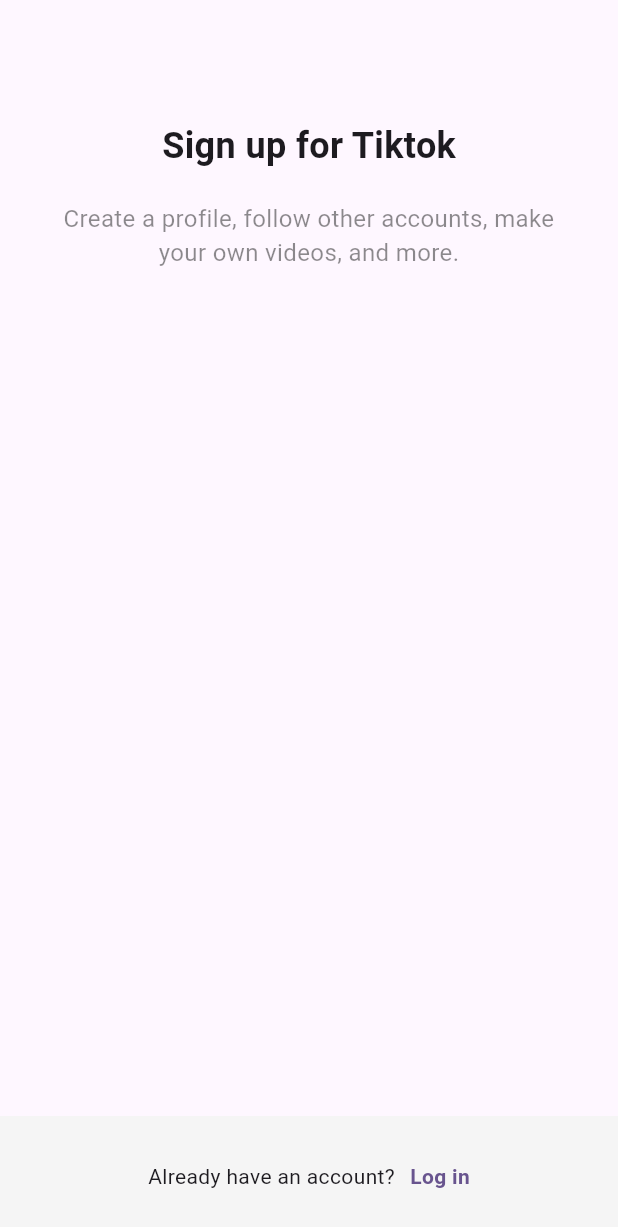
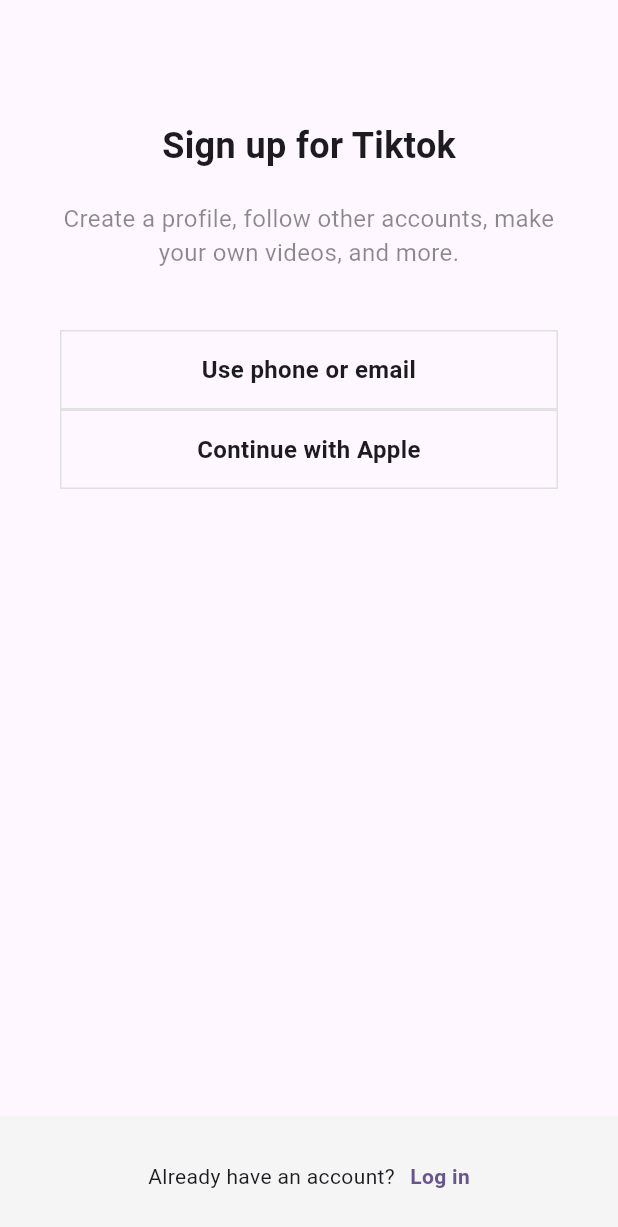
Before and after one commit to hwisaac/flutter_tiktok_clone, a Flutter app: the screen it shows after launch, on a phone screen of 412 x 824 dp. Shown: the top 1227 px of the screen. Run offline on Flutter 3.47's test engine with Material 3 defaults, Android fonts, the phone set to English and light mode, and no system bars.

Commit message:
refactor, loginbutton

```diff
--- /dev/null
+++ b/lib/features/authentication/login_screen.dart
@@ -0,0 +1,63 @@
+import 'package:flutter/material.dart';
+import 'package:tiktok_clone/constants/gaps.dart';
+import 'package:tiktok_clone/constants/sizes.dart';
+
+class LoginScreen extends StatelessWidget {
+  const LoginScreen({super.key});
+  void onSignUpTap(BuildContext context) {
+    // 뒤로가기
+    Navigator.of(context).pop();
+  }
+
+  @override
+  Widget build(BuildContext context) {
+    return Scaffold(
+      body: const SafeArea(
+        child: Padding(
+          padding: EdgeInsets.symmetric(horizontal: Sizes.size40),
+          child: Column(
+            children: [
+              Gaps.v80,
+              Text(
+                'Log in to TikTok',
+                style: TextStyle(
+                  fontSize: Sizes.size24,
+                  fontWeight: FontWeight.w600,
+                ),
+              ),
+              Gaps.v20,
+              Text(
+                'Mnage your account, check notifications, comment on videos, and more.',
+                style: TextStyle(fontSize: Sizes.size16, color: Colors.black45),
+                textAlign: TextAlign.center,
+              )
+            ],
+          ),
+        ),
+      ),
+      bottomNavigationBar: BottomAppBar(
+        color: Colors.grey.shade100,
+        elevation: 2,
+        child: Padding(
+          padding: const EdgeInsets.symmetric(vertical: Sizes.size10),
+          child: Row(
+            mainAxisAlignment: MainAxisAlignment.center,
+            children: [
+              const Text("Don't have an account?"),
+              Gaps.h10,
+              GestureDetector(
+                onTap: () => onSignUpTap(context),
+                child: Text(
+                  "Sign up",
+                  style: TextStyle(
+                      color: Theme.of(context).primaryColor,
+                      fontWeight: FontWeight.w600),
+                ),
+              ),
+            ],
+          ),
+        ),
+      ),
+    );
+  }
+}
--- /dev/null
+++ b/lib/features/authentication/sign_up_screen.dart
@@ -0,0 +1,69 @@
+import 'package:flutter/material.dart';
+import 'package:tiktok_clone/constants/gaps.dart';
+import 'package:tiktok_clone/constants/sizes.dart';
+import 'package:tiktok_clone/features/authentication/login_screen.dart';
+import 'package:tiktok_clone/features/authentication/widgets/auth_button.dart';
+
+class SignUpScreen extends StatelessWidget {
+  const SignUpScreen({super.key});
+  void onLoginTab(BuildContext context) {
+    Navigator.of(context)
+        .push(MaterialPageRoute(builder: (context) => LoginScreen()));
+  }
+
+  @override
+  Widget build(BuildContext context) {
+    return Scaffold(
+      body: const SafeArea(
+        child: Padding(
+          padding: EdgeInsets.symmetric(horizontal: Sizes.size40),
+          child: Column(
+            children: [
+              Gaps.v80,
+              Text(
+                'Sign up for Tiktok',
+                style: TextStyle(
+                  fontSize: Sizes.size24,
+                  fontWeight: FontWeight.w600,
+                ),
+              ),
+
+              Gaps.v20,
+              Text(
+                'Create a profile, follow other accounts, make your own videos, and more.',
+                style: TextStyle(fontSize: Sizes.size16, color: Colors.black45),
+                textAlign: TextAlign.center,
+              ),
+              Gaps.v40,
+              AuthButton(text: 'Use phone or email'),
+              AuthButton(text: 'Continue with Apple')
+            ],
+          ),
+        ),
+      ),
+      bottomNavigationBar: BottomAppBar(
+        color: Colors.grey.shade100,
+        elevation: 2,
+        child: Padding(
+          padding: const EdgeInsets.symmetric(vertical: Sizes.size10),
+          child: Row(
+            mainAxisAlignment: MainAxisAlignment.center,
+            children: [
+              const Text("Already have an account?"),
+              Gaps.h10,
+              GestureDetector(
+                onTap: () => onLoginTab(context),
+                child: Text(
+                  "Log in",
+                  style: TextStyle(
+                      color: Theme.of(context).primaryColor,
+                      fontWeight: FontWeight.w600),
+                ),
+              ),
+            ],
+          ),
+        ),
+      ),
+    );
+  }
+}
--- /dev/null
+++ b/lib/features/authentication/widgets/auth_button.dart
@@ -0,0 +1,31 @@
+import 'package:flutter/material.dart';
+import 'package:tiktok_clone/constants/sizes.dart';
+
+class AuthButton extends StatelessWidget {
+  final String text;
+  const AuthButton({super.key, required this.text});
+
+  @override
+  Widget build(BuildContext context) {
+    return FractionallySizedBox(
+      widthFactor: 1,
+      child: Container(
+        padding: const EdgeInsets.symmetric(vertical: Sizes.size14),
+        decoration: BoxDecoration(
+          border: Border.all(
+            color: Colors.grey.shade300,
+            width: Sizes.size1
+          )
+        ),
+        child: Text(
+          text,
+          textAlign: TextAlign.center,
+          style: const TextStyle(
+            fontSize: Sizes.size16,
+            fontWeight: FontWeight.w600
+          ),
+          ),
+      ),
+    );
+  }
+}
--- a/lib/main.dart
+++ b/lib/main.dart
@@ -1,7 +1,7 @@
 import 'package:flutter/material.dart';
 import 'package:tiktok_clone/constants/gaps.dart';
 import 'package:tiktok_clone/constants/sizes.dart';
-import 'package:tiktok_clone/screens/sign_up/sign_up_screen.dart';
+import 'package:tiktok_clone/features/authentication/sign_up_screen.dart';
 
 void main() {
   runApp(const TikTokApp());
--- a/lib/screens/sign_up/sign_up_screen.dart
+++ /dev/null
@@ -1,54 +0,0 @@
-import 'package:flutter/material.dart';
-import 'package:tiktok_clone/constants/gaps.dart';
-import 'package:tiktok_clone/constants/sizes.dart';
-
-class SignUpScreen extends StatelessWidget {
-  const SignUpScreen({super.key});
-
-  @override
-  Widget build(BuildContext context) {
-    return Scaffold(
-      body: const SafeArea(
-        child: Padding(
-          padding: EdgeInsets.symmetric( horizontal: Sizes.size40 ),
-          child: Column(
-            children: [
-              Gaps.v80,
-              Text('Sign up for Tiktok',
-              style: TextStyle(
-                fontSize: Sizes.size24,
-                fontWeight: FontWeight.w600,),),
-              Gaps.v20,
-              Text('Create a profile, follow other accounts, make your own videos, and more.',
-              style: TextStyle(
-                fontSize: Sizes.size16,
-                color: Colors.black45
-              ),
-              textAlign: TextAlign.center,)
-            ],
-          ),
-        ),
-      ),
-    bottomNavigationBar: BottomAppBar(
-      color: Colors.grey.shade100,
-      elevation: 2,
-      child: Padding(
-        padding: const EdgeInsets.symmetric(vertical: Sizes.size10),
-        child: Row(
-          mainAxisAlignment: MainAxisAlignment.center,
-            children: [
-              const Text("Already have an account?"),
-              Gaps.h10,
-              Text("Log in",
-              style: TextStyle(
-                color: Theme.of(context).primaryColor,
-                fontWeight: FontWeight.w600
-              ),),
-            ],
-          ),
-      ),
-
-    ),
-    );
-  }
-}
```
